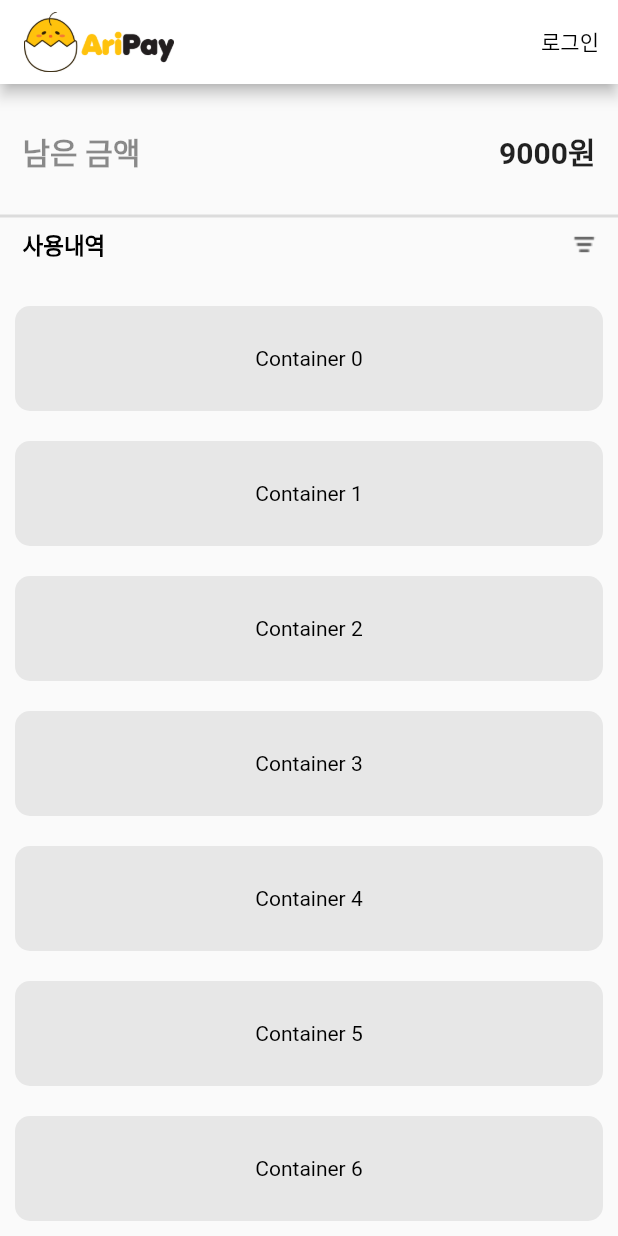
After one commit to DevCoopBSM/DevCoop_mobile_v1, a Flutter app: the screen it shows after launch, after a tap on "결제내역 〉", on a phone screen of 412 x 824 dp. The commit adds this screen. Run offline on Flutter 3.47's test engine with Material 2 defaults, Android fonts, the light colour scheme and no system bars.

Commit message:
FEAT: userlog

```diff
--- /dev/null
+++ b/lib/chargeUserLog.dart
@@ -0,0 +1,158 @@
+import 'package:flutter/material.dart';
+import 'package:aripay/login.dart';
+
+void main() => runApp(
+  MaterialApp(
+    home: ChargeUserLog(),
+  ),
+);
+
+class ChargeUserLog extends StatefulWidget {
+  @override
+  _ChargeUserLogState createState() => _ChargeUserLogState();
+}
+
+class _ChargeUserLogState extends State<ChargeUserLog> {
+  bool isLoggedIn = false;
+
+  // 로그아웃 처리 함수
+  void _handleLogout() {
+    // 여기에서 로그아웃 로직을 구현하세요.
+    // 사용자 로그아웃 상태로 변경
+    setState(() {
+      !isLoggedIn;
+    });
+  }
+
+  @override
+  Widget build(BuildContext context) {
+    return MaterialApp(
+      home: Scaffold(
+        appBar: AppBar(
+          backgroundColor: Colors.white,
+          title: Row(
+            mainAxisAlignment: MainAxisAlignment.start,
+            children: [
+              Image.asset(
+                "assets/AriPayL_ver2.png",
+                width: 100,
+              ),
+            ],
+          ),
+          actions: [
+            TextButton(
+              onPressed: () {
+                if (isLoggedIn) {
+                  _handleLogout(); // 로그아웃 함수 호출
+                } else {
+                  Navigator.push(context, MaterialPageRoute(builder: (context) => Login()));
+                }
+              },
+              child: Text(
+                isLoggedIn ? "로그아웃" : "로그인",
+                style: TextStyle(
+                  color: Colors.black,
+                ),
+              ),
+            ),
+          ],
+        ),
+        body: ListView( // ListView로 변경
+          children: [
+            Row(
+              mainAxisAlignment: MainAxisAlignment.spaceBetween, // 텍스트를 좌우로 배치
+              children: [
+                Container(
+                  margin: EdgeInsets.only(top: 30, left: 15),
+                  child: Text(
+                    "남은 금액",
+                    style: TextStyle(
+                        fontWeight: FontWeight.bold,
+                        fontSize: 20,
+                        color: Colors.black45
+                    ),
+                  ),
+                ),
+                Container(
+                  margin: EdgeInsets.only(top: 30, right: 15),
+                  child: Text(
+                    "9000" + "원",
+                    style: TextStyle(
+                      fontWeight: FontWeight.bold,
+                      fontSize: 20,
+                    ),
+                  ),
+                ),
+              ],
+            ),
+            Container(
+              margin: EdgeInsets.all(10),
+            ),
+            Divider(
+              color: Colors.black12,  // 줄의 색상 설정
+              thickness: 2.0, // 줄의 두께 설정
+            ),
+            Row(
+              mainAxisAlignment: MainAxisAlignment.spaceBetween, // 텍스트를 좌우로 배치
+              children: [
+                Container(
+                  margin: EdgeInsets.only(left: 15),
+                  child: Text(
+                    "사용내역",
+                    style: TextStyle(
+                        fontWeight: FontWeight.bold,
+                        fontSize: 15,
+                        color: Colors.black
+                    ),
+                  ),
+                ),
+                Container(
+                  margin: EdgeInsets.only(right: 15),
+                  child: Image.asset(
+                    "assets/filter.png",
+                    height: 20,
+                  ),
+                ),
+              ],
+            ),
+            Container(
+              margin: EdgeInsets.all(10),
+            ),
+            ContainerList(),
+          ],
+        ),
+      ),
+    );
+  }
+}
+
+class ContainerList extends StatelessWidget {
+  @override
+  Widget build(BuildContext context) {
+    // Container 위젯들을 저장할 리스트
+    List<Container> containers = [];
+
+    // 10개의 파란색 Container를 생성하여 리스트에 추가
+    for (int i = 0; i < 10; i++) {
+      containers.add(
+        Container(
+          width: 900,
+          height: 70, // 높이를 조정
+          margin: EdgeInsets.all(10),
+          alignment: Alignment.center,
+          child: Text('Container $i', style: TextStyle(color: Colors.black)),
+          decoration: BoxDecoration(
+            color: Color.fromRGBO(230, 235, 255, 1.0),
+            borderRadius: BorderRadius.circular(10), // BorderRadius 수정
+          ),
+        ),
+      );
+    }
+
+    // 리스트의 모든 Container를 Column에 출력
+    return Column(
+      mainAxisAlignment: MainAxisAlignment.center,
+      children: containers,
+    );
+  }
+}
--- a/lib/login.dart
+++ b/lib/login.dart
@@ -3,6 +3,7 @@ import 'package:flutter/material.dart';
 import 'package:http/http.dart' as http;
 import 'main.dart';
 import 'package:aripay/login.dart';
+import 'package:aripay/main.dart';
 
 void main() {
   runApp(MyApp());
@@ -36,7 +37,7 @@ class _LoginState extends State<Login> {
     String password = passwordController.text;
 
     Map<String, dynamic> requestData = {
-      'userEmail': userEmail,
+      'email': userEmail,
       'password': password,
     };
     String jsonData = json.encode(requestData);
@@ -56,7 +57,7 @@ class _LoginState extends State<Login> {
           setState(() {
             !isLoggedIn;
           });
-          Navigator.push(context, MaterialPageRoute(builder: (context) => Login()));
+          Navigator.push(context, MaterialPageRoute(builder: (context) => MyApp()));
         });
       } else {
         setState(() {
--- a/lib/main.dart
+++ b/lib/main.dart
@@ -1,6 +1,8 @@
 import 'package:flutter/material.dart';
 import 'package:url_launcher/url_launcher.dart';
 import 'package:aripay/login.dart';
+import 'package:aripay/chargeUserLog.dart';
+import 'package:aripay/useUserLog.dart';
 
 void main() => runApp(
   MaterialApp(
@@ -10,36 +12,45 @@ void main() => runApp(
 
 class MyApp extends StatefulWidget {
   const MyApp({Key? key});
-
   @override
   _MyAppState createState() => _MyAppState();
 }
 
 class _MyAppState extends State<MyApp> {
   // 외부 URL
-  final String externalUrl = 'https://www.instagram.com/bsm_devcoop';
+  final String notionUrl = "https://www.notion.so/dev-coop/061a8cc3efc54f8a9813f065b5f66140";
+  final String instaUrl = 'https://www.instagram.com/bsm_devcoop';
 
-  bool isLoggedIn = true; // 로그인 상태를 관리할 변수
+  bool isLoggedIn = false; // 로그인 상태를 관리할 변수
 
   // 클릭 이벤트 처리
-  void _launchURL() async {
-    if (await canLaunch(externalUrl)) {
-      await launch(externalUrl);
+  void _launchNotion() async {
+    if (await canLaunch(notionUrl)) {
+      await launch(notionUrl);
     } else {
-      throw 'Could not launch $externalUrl';
+      throw 'Could not launch $notionUrl';
+    }
+  }
+
+  void _launchInsta() async {
+    if (await canLaunch(instaUrl)) {
+      await launch(instaUrl);
+    } else {
+      throw 'Could not launch $instaUrl';
     }
   }
 
   // 로그아웃 처리 함수
   void _handleLogout() {
     // 여기에서 로그아웃 로직을 구현하세요.
-    // 예를 들어, 사용자 인증 토큰을 삭제하거나 로그아웃 API를 호출할 수 있습니다.
-
     // 사용자 로그아웃 상태로 변경
     setState(() {
       isLoggedIn = false;
     });
   }
+
+  // 사용자 포인트 받아오는 API URL
+  // 'http://10.129.57.5:6002/api/studentinfo'
 
   @override
   Widget build(BuildContext context) {
@@ -126,16 +137,50 @@ class _MyAppState extends State<MyApp> {
               margin: EdgeInsets.only(left: 30, right: 30, bottom: 30),
               child: Column(
                 children: [
-                  Container(
-                    margin: EdgeInsets.only(left: 10, right: 160, top: 40),
+                  Row(
+                    children: [
+                      Flexible(
+                        child: Container(
+                          margin: EdgeInsets.only(top: 30, left: 20), // 첫 번째 버튼 마진 설정
+                          child: TextButton(
+                            onPressed: () {
+                              Navigator.push(
+                                context,
+                                MaterialPageRoute(builder: (context) => ChargeUserLog()), // UserLog 페이지로 이동
+                              );
+                            },
                             child: Text(
-                      "사용내역 보러가기 〉",
+                              "충전내역 〉",
                               style: TextStyle(
                                 fontSize: 15,
                                 fontWeight: FontWeight.bold,
                                 color: Colors.white,
                               ),
                             ),
+                          ),
+                        ),
+                      ),
+                      Container(
+                        margin: EdgeInsets.only(top: 30, left: 135), // 첫 번째 버튼 마진 설정
+                        child: TextButton(
+                          onPressed: () {
+                            // 두 번째 버튼의 동작 정의
+                            Navigator.push(
+                              context,
+                              MaterialPageRoute(builder: (context) => UseUserLog()), // UserLog 페이지로 이동
+                            );
+                          },
+                          child: Text(
+                            "결제내역 〉",
+                            style: TextStyle(
+                              fontSize: 15,
+                              fontWeight: FontWeight.bold,
+                              color: Colors.white,
+                            ),
+                          ),
+                        ),
+                      ),
+                    ],
                   ),
                 ],
               ),
@@ -157,7 +202,9 @@ class _MyAppState extends State<MyApp> {
               width: 400,
               height: 100,
             ),
-            Container(
+            GestureDetector(
+                onTap: _launchInsta,
+              child: Container(
                 margin: EdgeInsets.only(left: 30, right: 30, bottom: 30),
                 child: Stack(
                   children: [
@@ -204,8 +251,9 @@ class _MyAppState extends State<MyApp> {
                 width: 400,
                 height: 150,
               ),
+            ),
             GestureDetector(
-              onTap: _launchURL,
+              onTap: _launchNotion,
               child: Container(
                 margin: EdgeInsets.only(left: 30, right: 30, bottom: 30),
                 decoration: BoxDecoration(
--- /dev/null
+++ b/lib/useUserLog.dart
@@ -0,0 +1,158 @@
+import 'package:flutter/material.dart';
+import 'package:aripay/login.dart';
+
+void main() => runApp(
+  MaterialApp(
+    home: UseUserLog(),
+  ),
+);
+
+class UseUserLog extends StatefulWidget {
+  @override
+  _UseUserLogState createState() => _UseUserLogState();
+}
+
+class _UseUserLogState extends State<UseUserLog> {
+  bool isLoggedIn = false;
+
+  // 로그아웃 처리 함수
+  void _handleLogout() {
+    // 여기에서 로그아웃 로직을 구현하세요.
+    // 사용자 로그아웃 상태로 변경
+    setState(() {
+      !isLoggedIn;
+    });
+  }
+
+  @override
+  Widget build(BuildContext context) {
+    return MaterialApp(
+      home: Scaffold(
+        appBar: AppBar(
+          backgroundColor: Colors.white,
+          title: Row(
+            mainAxisAlignment: MainAxisAlignment.start,
+            children: [
+              Image.asset(
+                "assets/AriPayL_ver2.png",
+                width: 100,
+              ),
+            ],
+          ),
+          actions: [
+            TextButton(
+              onPressed: () {
+                if (isLoggedIn) {
+                  _handleLogout(); // 로그아웃 함수 호출
+                } else {
+                  Navigator.push(context, MaterialPageRoute(builder: (context) => Login()));
+                }
+              },
+              child: Text(
+                isLoggedIn ? "로그아웃" : "로그인",
+                style: TextStyle(
+                  color: Colors.black,
+                ),
+              ),
+            ),
+          ],
+        ),
+        body: ListView( // ListView로 변경
+          children: [
+            Row(
+              mainAxisAlignment: MainAxisAlignment.spaceBetween, // 텍스트를 좌우로 배치
+              children: [
+                Container(
+                  margin: EdgeInsets.only(top: 30, left: 15),
+                  child: Text(
+                    "남은 금액",
+                    style: TextStyle(
+                        fontWeight: FontWeight.bold,
+                        fontSize: 20,
+                        color: Colors.black45
+                    ),
+                  ),
+                ),
+                Container(
+                  margin: EdgeInsets.only(top: 30, right: 15),
+                  child: Text(
+                    "9000" + "원",
+                    style: TextStyle(
+                      fontWeight: FontWeight.bold,
+                      fontSize: 20,
+                    ),
+                  ),
+                ),
+              ],
+            ),
+            Container(
+              margin: EdgeInsets.all(10),
+            ),
+            Divider(
+              color: Colors.black12,  // 줄의 색상 설정
+              thickness: 2.0, // 줄의 두께 설정
+            ),
+            Row(
+              mainAxisAlignment: MainAxisAlignment.spaceBetween, // 텍스트를 좌우로 배치
+              children: [
+                Container(
+                  margin: EdgeInsets.only(left: 15),
+                  child: Text(
+                    "사용내역",
+                    style: TextStyle(
+                        fontWeight: FontWeight.bold,
+                        fontSize: 15,
+                        color: Colors.black
+                    ),
+                  ),
+                ),
+                Container(
+                  margin: EdgeInsets.only(right: 15),
+                  child: Image.asset(
+                    "assets/filter.png",
+                    height: 20,
+                  ),
+                ),
+              ],
+            ),
+            Container(
+              margin: EdgeInsets.all(10),
+            ),
+            ContainerList(),
+          ],
+        ),
+      ),
+    );
+  }
+}
+
+class ContainerList extends StatelessWidget {
+  @override
+  Widget build(BuildContext context) {
+    // Container 위젯들을 저장할 리스트
+    List<Container> containers = [];
+
+    // 10개의 파란색 Container를 생성하여 리스트에 추가
+    for (int i = 0; i < 10; i++) {
+      containers.add(
+        Container(
+          width: 900,
+          height: 70, // 높이를 조정
+          margin: EdgeInsets.all(10),
+          alignment: Alignment.center,
+          child: Text('Container $i', style: TextStyle(color: Colors.black)),
+          decoration: BoxDecoration(
+            color: Color(0xFFE7E7E7),
+            borderRadius: BorderRadius.circular(10), // BorderRadius 수정
+          ),
+        ),
+      );
+    }
+
+    // 리스트의 모든 Container를 Column에 출력
+    return Column(
+      mainAxisAlignment: MainAxisAlignment.center,
+      children: containers,
+    );
+  }
+}
--- a/lib/userLog.dart
+++ /dev/null
@@ -1,91 +0,0 @@
-import 'package:flutter/material.dart';
-import 'package:aripay/login.dart';
-
-void main() => runApp(
-  MaterialApp(
-    home: UserLog(),
-  ),
-);
-
-class UserLog extends StatefulWidget {
-  @override
-  _UserLogState createState() => _UserLogState();
-}
-
-class _UserLogState extends State<UserLog> {
-  bool isLoggedIn = true;
-
-  // 로그아웃 처리 함수
-  void _handleLogout() {
-    // 여기에서 로그아웃 로직을 구현하세요.
-    // 예를 들어, 사용자 인증 토큰을 삭제하거나 로그아웃 API를 호출할 수 있습니다.
-
-    // 사용자 로그아웃 상태로 변경
-    setState(() {
-      isLoggedIn = false;
-    });
-  }
-
-  @override
-  Widget build(BuildContext context) {
-    return MaterialApp(
-      home: Scaffold(
-        appBar: AppBar(
-          backgroundColor: Colors.white,
-          title: Row(
-            mainAxisAlignment: MainAxisAlignment.start,
-            children: [
-              Image.asset(
-                "assets/AriPayL_ver2.png",
-                width: 100,
-              ),
-            ],
-          ),
-          actions: [
-            TextButton(
-              onPressed: () {
-                if (isLoggedIn) {
-                  _handleLogout(); // 로그아웃 함수 호출
-                } else {
-                  Navigator.push(context, MaterialPageRoute(builder: (context) => Login()));
-                }
-              },
-              child: Text(
-                isLoggedIn ? "로그아웃" : "로그인",
-                style: TextStyle(
-                  color: Colors.black,
-                ),
-              ),
-            ),
-          ],
-        ),
-        body: Row(
-          children: [
-            Container(
-              margin: EdgeInsets.only(top: 30, left: 15),
-              child: Text(
-                "남은 금액",
-                style: TextStyle(
-                  fontWeight: FontWeight.bold,
-                  fontSize: 20,
-                  color: Colors.black45
-                ),
-              ),
-            ),
-
-            Container(
-              margin: EdgeInsets.only(top: 30, left: 220),
-              child: Text(
-                "9000" + "원",
-                style: TextStyle(
-                  fontWeight: FontWeight.bold,
-                  fontSize: 20,
-                ),
-              ),
-            ),
-          ],
-        )
-      ),
-    );
-  }
-}
--- a/pubspec.yaml
+++ b/pubspec.yaml
@@ -68,3 +68,4 @@ flutter:
      - assets/AriPayL_ver2.png
      - assets/aripayask.png
      - assets/aripay.png
+     - assets/filter.png
```
Also changed, not shown: assets/filter.png (added). Lines whose indentation alone changed are shown as unchanged.
